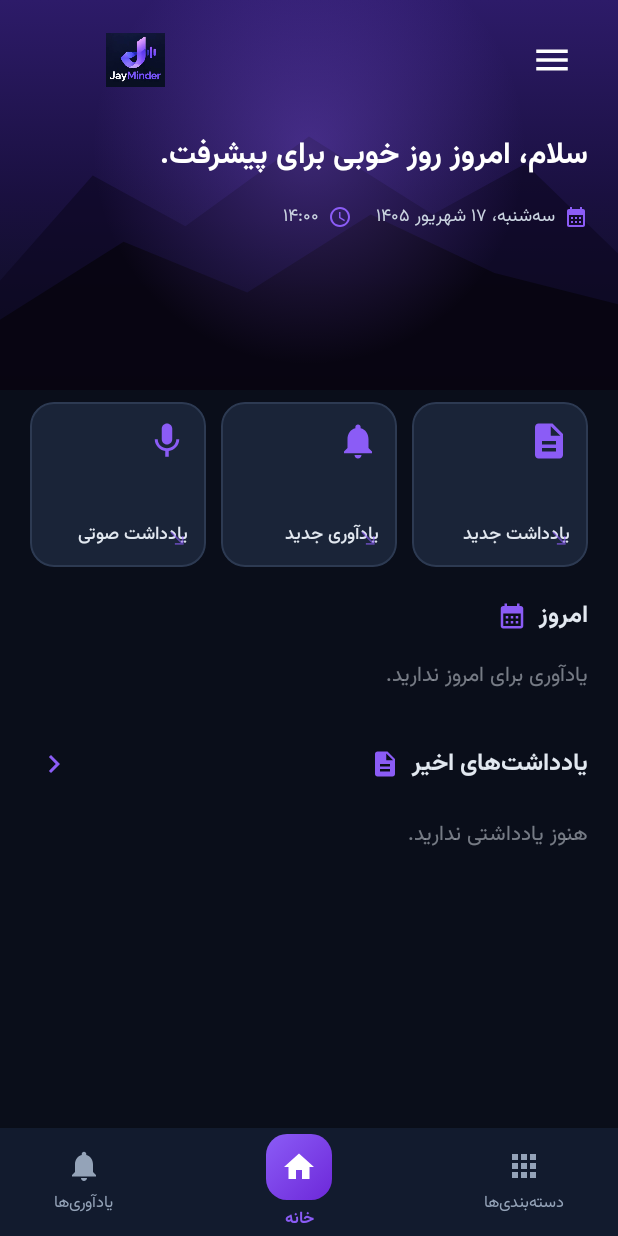
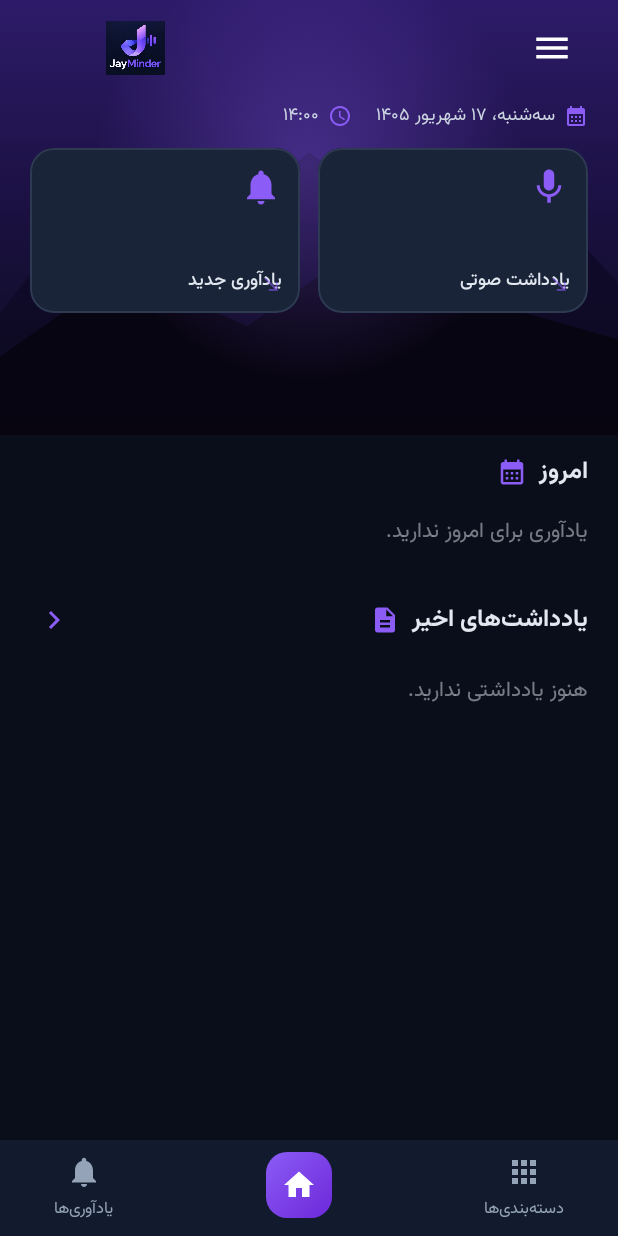
Before and after one commit to mr-BigJay/JayMinder, an Android app built with Jetpack Compose: the HomeScreen screen opened through its navigation route, on a phone screen of 412 x 824 dp. Run offline under Robolectric (Android 15) with nearby library versions, the phone set to English and light mode, and no system bars; our stand-ins replace Room's generated code.

Commit message:
Fix home UI: remove greeting, two top shortcuts, bottom nav inset
- Remove greeting text from dashboard header
- Keep only voice note and new reminder shortcuts at top
- Add navigationBarsPadding to bottom bar to avoid system nav overlap
- Add statusBarsPadding to header for edge-to-edge layout
- Bump version to 1.4.1

Co-authored-by: mr-BigJay <mr-BigJay@users.noreply.github.com>

```diff
--- a/app/build.gradle.kts
+++ b/app/build.gradle.kts
@@ -13,8 +13,8 @@ android {
         applicationId = "com.offlinejournal"
         minSdk = 26
         targetSdk = 34
-        versionCode = 6
-        versionName = "1.4.0"
+        versionCode = 7
+        versionName = "1.4.1"
 
         testInstrumentationRunner = "androidx.test.runner.AndroidJUnitRunner"
         vectorDrawables {
--- a/app/src/main/java/com/offlinejournal/presentation/components/JayMinderBottomBar.kt
+++ b/app/src/main/java/com/offlinejournal/presentation/components/JayMinderBottomBar.kt
@@ -8,6 +8,7 @@ import androidx.compose.foundation.layout.Column
 import androidx.compose.foundation.layout.Row
 import androidx.compose.foundation.layout.fillMaxWidth
 import androidx.compose.foundation.layout.height
+import androidx.compose.foundation.layout.navigationBarsPadding
 import androidx.compose.foundation.layout.padding
 import androidx.compose.foundation.layout.size
 import androidx.compose.foundation.shape.RoundedCornerShape
@@ -40,7 +41,9 @@ fun JayMinderBottomBar(
     modifier: Modifier = Modifier
 ) {
     Surface(
-        modifier = modifier.fillMaxWidth(),
+        modifier = modifier
+            .fillMaxWidth()
+            .navigationBarsPadding(),
         color = NavySurface,
         shadowElevation = 12.dp,
         tonalElevation = 0.dp
@@ -48,8 +51,8 @@ fun JayMinderBottomBar(
         Row(
             modifier = Modifier
                 .fillMaxWidth()
-                .height(72.dp)
-                .padding(horizontal = 28.dp),
+                .height(64.dp)
+                .padding(horizontal = 28.dp, vertical = 4.dp),
             horizontalArrangement = Arrangement.SpaceBetween,
             verticalAlignment = Alignment.CenterVertically
         ) {
--- a/app/src/main/java/com/offlinejournal/presentation/navigation/NavHost.kt
+++ b/app/src/main/java/com/offlinejournal/presentation/navigation/NavHost.kt
@@ -30,7 +30,6 @@ fun OfflineJournalNavHost(container: AppContainer) {
             composable(Screen.Home.route) {
                 HomeScreen(
                     container = container,
-                    onNewNote = { navController.navigate(Screen.SelectCategory.route) },
                     onNewVoiceNote = { navController.navigate(Screen.SelectCategory.route) },
                     onNewReminder = { navController.navigate(Screen.NewReminder.route) },
                     onNoteClick = { id -> navController.navigate(Screen.NoteDetail.createRoute(id)) },
--- a/app/src/main/java/com/offlinejournal/presentation/screens/HomeScreen.kt
+++ b/app/src/main/java/com/offlinejournal/presentation/screens/HomeScreen.kt
@@ -16,6 +16,7 @@ import androidx.compose.foundation.layout.fillMaxWidth
 import androidx.compose.foundation.layout.height
 import androidx.compose.foundation.layout.padding
 import androidx.compose.foundation.layout.size
+import androidx.compose.foundation.layout.statusBarsPadding
 import androidx.compose.foundation.layout.width
 import androidx.compose.foundation.lazy.LazyColumn
 import androidx.compose.foundation.lazy.items
@@ -85,7 +86,6 @@ import com.offlinejournal.presentation.viewmodel.RemindersViewModel
 @Composable
 fun HomeScreen(
     container: AppContainer,
-    onNewNote: () -> Unit,
     onNewVoiceNote: () -> Unit,
     onNewReminder: () -> Unit,
     onNoteClick: (Long) -> Unit,
@@ -114,7 +114,6 @@ fun HomeScreen(
             HomeTab.HOME -> HomeDashboardContent(
                 modifier = Modifier.padding(padding),
                 homeState = homeState,
-                onNewNote = onNewNote,
                 onNewVoiceNote = onNewVoiceNote,
                 onNewReminder = onNewReminder,
                 onNoteClick = onNoteClick,
@@ -146,7 +145,6 @@ fun HomeScreen(
 private fun HomeDashboardContent(
     modifier: Modifier = Modifier,
     homeState: com.offlinejournal.presentation.viewmodel.HomeUiState,
-    onNewNote: () -> Unit,
     onNewVoiceNote: () -> Unit,
     onNewReminder: () -> Unit,
     onNoteClick: (Long) -> Unit,
@@ -168,16 +166,9 @@ private fun HomeDashboardContent(
                 currentTime = homeState.currentTime,
                 menuExpanded = menuExpanded,
                 onMenuToggle = { menuExpanded = it },
-                onSearch = onSearch
-            )
-        }
-
-        item {
-            ShortcutCardsRow(
-                onNewNote = onNewNote,
-                onNewReminder = onNewReminder,
+                onSearch = onSearch,
                 onNewVoiceNote = onNewVoiceNote,
-                modifier = Modifier.padding(horizontal = 20.dp, vertical = 8.dp)
+                onNewReminder = onNewReminder
             )
         }
 
@@ -260,13 +251,15 @@ private fun DashboardHeader(
     currentTime: String,
     menuExpanded: Boolean,
     onMenuToggle: (Boolean) -> Unit,
-    onSearch: () -> Unit
+    onSearch: () -> Unit,
+    onNewVoiceNote: () -> Unit,
+    onNewReminder: () -> Unit
 ) {
     Box(modifier = Modifier.fillMaxWidth()) {
         Box(
             modifier = Modifier
                 .fillMaxWidth()
-                .height(260.dp)
+                .height(290.dp)
         ) {
             Box(
                 modifier = Modifier
@@ -286,9 +279,10 @@ private fun DashboardHeader(
             Column(
                 modifier = Modifier
                     .fillMaxSize()
+                    .statusBarsPadding()
                     .padding(horizontal = 20.dp)
             ) {
-                Spacer(modifier = Modifier.height(16.dp))
+                Spacer(modifier = Modifier.height(8.dp))
                 Row(
                     modifier = Modifier.fillMaxWidth(),
                     horizontalArrangement = Arrangement.SpaceBetween,
@@ -329,20 +323,7 @@ private fun DashboardHeader(
                     )
                 }
 
-                Spacer(modifier = Modifier.height(24.dp))
-
-                Text(
-                    text = "سلام، امروز روز خوبی برای پیشرفت.",
-                    style = MaterialTheme.typography.titleLarge.copy(
-                        fontSize = 20.sp,
-                        fontWeight = FontWeight.Bold,
-                        lineHeight = 32.sp
-                    ),
-                    color = Color.White,
-                    modifier = Modifier.fillMaxWidth(0.85f)
-                )
-
-                Spacer(modifier = Modifier.height(16.dp))
+                Spacer(modifier = Modifier.height(12.dp))
 
                 Row(
                     horizontalArrangement = Arrangement.spacedBy(16.dp),
@@ -381,6 +362,14 @@ private fun DashboardHeader(
                         )
                     }
                 }
+
+                Spacer(modifier = Modifier.height(12.dp))
+
+                ShortcutCardsRow(
+                    onNewReminder = onNewReminder,
+                    onNewVoiceNote = onNewVoiceNote,
+                    modifier = Modifier.fillMaxWidth()
+                )
             }
         }
     }
@@ -433,31 +422,24 @@ private fun MountainSilhouette(modifier: Modifier = Modifier) {
 
 @Composable
 private fun ShortcutCardsRow(
-    onNewNote: () -> Unit,
     onNewReminder: () -> Unit,
     onNewVoiceNote: () -> Unit,
     modifier: Modifier = Modifier
 ) {
     Row(
         modifier = modifier.fillMaxWidth(),
-        horizontalArrangement = Arrangement.spacedBy(10.dp)
+        horizontalArrangement = Arrangement.spacedBy(12.dp)
     ) {
         ShortcutCard(
-            label = "یادداشت جدید",
-            icon = Icons.Default.Description,
-            onClick = onNewNote,
+            label = "یادداشت صوتی",
+            icon = Icons.Default.Mic,
+            onClick = onNewVoiceNote,
             modifier = Modifier.weight(1f)
         )
         ShortcutCard(
             label = "یادآوری جدید",
             icon = Icons.Default.Notifications,
             onClick = onNewReminder,
-            modifier = Modifier.weight(1f)
-        )
-        ShortcutCard(
-            label = "یادداشت صوتی",
-            icon = Icons.Default.Mic,
-            onClick = onNewVoiceNote,
             modifier = Modifier.weight(1f)
         )
     }
```
